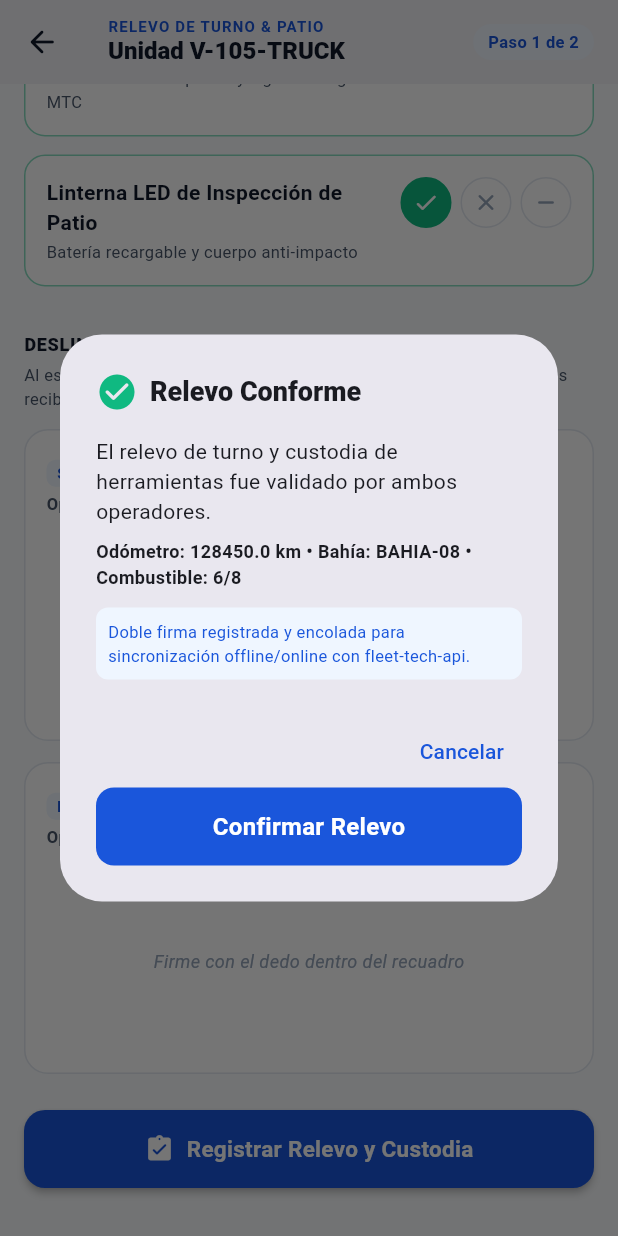
After one commit to MindStackDev/fleet-tech-mobile, a Flutter app: the ShiftHandoverScreen screen opened by its route, scrolled down 933 dp, after a tap on "Registrar Relevo y Custodia", on a phone screen of 412 x 824 dp. The commit adds this screen. Run offline on Flutter 3.47's test engine with Material 3 defaults, Android fonts, the phone set to English and light mode, and no system bars; drawn by our look-alikes of signature; our stand-ins replace dio, flutter_riverpod, flutter_secure_storage, go_router; accounts and stored records are empty.

Commit message:
feat(yard): implementar pantalla de relevo de patio con bloqueo preventivo y navegacion

```diff
--- a/lib/core/router/app_router.dart
+++ b/lib/core/router/app_router.dart
@@ -4,6 +4,7 @@ import '../../features/auth/presentation/login_screen.dart';
 import '../../features/home/presentation/home_screen.dart';
 import '../../features/vehicle/presentation/vehicle_detail_screen.dart';
 import '../../features/intervention/presentation/intervention_wizard_screen.dart';
+import '../../features/yard/presentation/shift_handover_screen.dart';
 
 final routerProvider = Provider<GoRouter>((ref) {
   return GoRouter(
@@ -29,6 +30,11 @@ final routerProvider = Provider<GoRouter>((ref) {
         name: 'intervention',
         builder: (context, state) => const InterventionWizardScreen(),
       ),
+      GoRoute(
+        path: '/yard/handover',
+        name: 'yard_handover',
+        builder: (context, state) => const ShiftHandoverScreen(),
+      ),
     ],
   );
 });
--- a/lib/features/vehicle/presentation/vehicle_detail_screen.dart
+++ b/lib/features/vehicle/presentation/vehicle_detail_screen.dart
@@ -98,10 +98,10 @@ class VehicleDetailScreen extends StatelessWidget {
             const SizedBox(height: 24),
             // Action Buttons
             ElevatedButton.icon(
-              onPressed: () => context.push('/intervention'),
-              icon: const Icon(Icons.build_rounded, size: 20, color: Colors.white),
+              onPressed: () => context.push('/yard/handover'),
+              icon: const Icon(Icons.assignment_turned_in_rounded, size: 20, color: Colors.white),
               label: const Text(
-                'Iniciar Intervención Técnica',
+                'Iniciar Relevo de Turno y Patio',
                 style: TextStyle(fontSize: 16, fontWeight: FontWeight.w700, color: Colors.white),
               ),
               style: ElevatedButton.styleFrom(
@@ -111,6 +111,23 @@ class VehicleDetailScreen extends StatelessWidget {
                   borderRadius: BorderRadius.circular(14),
                 ),
                 elevation: 2,
+              ),
+            ),
+            const SizedBox(height: 10),
+            OutlinedButton.icon(
+              onPressed: () => context.push('/intervention'),
+              icon: const Icon(Icons.build_rounded, size: 18, color: AppColors.primaryDark),
+              label: const Text(
+                'Ficha de Intervención Técnica',
+                style: TextStyle(fontSize: 14, fontWeight: FontWeight.w700, color: AppColors.primaryDark),
+              ),
+              style: OutlinedButton.styleFrom(
+                backgroundColor: Colors.white,
+                side: const BorderSide(color: AppColors.primaryDark, width: 1.5),
+                padding: const EdgeInsets.symmetric(vertical: 14),
+                shape: RoundedRectangleBorder(
+                  borderRadius: BorderRadius.circular(14),
+                ),
               ),
             ),
             const SizedBox(height: 10),
--- /dev/null
+++ b/lib/features/yard/presentation/shift_handover_screen.dart
@@ -0,0 +1,552 @@
+import 'dart:typed_data';
+import 'package:flutter/material.dart';
+import 'package:go_router/go_router.dart';
+import '../../../core/theme/app_colors.dart';
+import '../domain/tool_item.dart';
+import '../domain/shift_handover_data.dart';
+import 'widgets/dual_signature_pad.dart';
+import 'widgets/tool_audit_card.dart';
+
+class ShiftHandoverScreen extends StatefulWidget {
+  final String plateNumber;
+  final int vehicleId;
+
+  const ShiftHandoverScreen({
+    super.key,
+    this.plateNumber = 'V-105-TRUCK',
+    this.vehicleId = 105,
+  });
+
+  @override
+  State<ShiftHandoverScreen> createState() => _ShiftHandoverScreenState();
+}
+
+class _ShiftHandoverScreenState extends State<ShiftHandoverScreen> {
+  // Operational state
+  ShiftType _shiftType = ShiftType.morning;
+  final TextEditingController _odometerController = TextEditingController(text: '128450');
+  final TextEditingController _bayController = TextEditingController(text: 'BAHIA-08');
+  final TextEditingController _outgoingOpController = TextEditingController(text: 'Juan Pérez (Saliente)');
+  final TextEditingController _incomingOpController = TextEditingController(text: 'Carlos Méndez (Entrante)');
+  String _selectedFuel = '6/8';
+
+  // Signatures
+  Uint8List? _outgoingSigBytes;
+  Uint8List? _incomingSigBytes;
+
+  // Dotación reglamentaria de herramientas
+  late List<ToolItem> _officialKit;
+  late Map<int, ToolAuditAnswer> _answers;
+
+  @override
+  void initState() {
+    super.initState();
+    _officialKit = const [
+      ToolItem(
+        id: 101,
+        name: 'Extintor PQS 6kg (Vigencia & Presión)',
+        category: ToolCategory.safety,
+        specification: 'Manómetro en zona verde, precinto intacto',
+        isCritical: true,
+      ),
+      ToolItem(
+        id: 102,
+        name: 'Gata Hidráulica de Botella 20T',
+        category: ToolCategory.mechanic,
+        specification: 'Sin fugas de aceite, palanca de bombeo incluida',
+        isCritical: true,
+      ),
+      ToolItem(
+        id: 103,
+        name: 'Llave de Ruedas Cruz c/ Dado 33mm',
+        category: ToolCategory.mechanic,
+        specification: 'Estructura forjada sin fisuras',
+        isCritical: false,
+      ),
+      ToolItem(
+        id: 104,
+        name: 'Triángulos de Seguridad Reflectivos (Par)',
+        category: ToolCategory.safety,
+        specification: '2 unidades con soporte plegable operativo',
+        isCritical: false,
+      ),
+      ToolItem(
+        id: 105,
+        name: 'Conos de Seguridad 28" c/ Cinta Reflectiva',
+        category: ToolCategory.safety,
+        specification: '2 conos de PVC flexible naranja',
+        isCritical: false,
+      ),
+      ToolItem(
+        id: 106,
+        name: 'Botiquín de Primeros Auxilios Reglamentario',
+        category: ToolCategory.safety,
+        specification: 'Con insumos completos y vigentes según MTC',
+        isCritical: false,
+      ),
+      ToolItem(
+        id: 107,
+        name: 'Linterna LED de Inspección de Patio',
+        category: ToolCategory.electronics,
+        specification: 'Batería recargable y cuerpo anti-impacto',
+        isCritical: false,
+      ),
+    ];
+
+    _answers = {
+      for (var tool in _officialKit)
+        tool.id: ToolAuditAnswer(
+          toolId: tool.id,
+          toolName: tool.name,
+          status: InspectionStatus.pass,
+        ),
+    };
+  }
+
+  @override
+  void dispose() {
+    _odometerController.dispose();
+    _bayController.dispose();
+    _outgoingOpController.dispose();
+    _incomingOpController.dispose();
+    super.dispose();
+  }
+
+  void _submitHandover() {
+    final handoverPayload = ShiftHandoverData(
+      vehicleId: widget.vehicleId,
+      plateNumber: widget.plateNumber,
+      shiftType: _shiftType,
+      odometer: double.tryParse(_odometerController.text) ?? 0.0,
+      fuelLevel: _selectedFuel,
+      bayNumber: _bayController.text,
+      outgoingOperatorName: _outgoingOpController.text,
+      incomingOperatorName: _incomingOpController.text,
+      outgoingSignaturePng: _outgoingSigBytes,
+      incomingSignaturePng: _incomingSigBytes,
+      toolAnswers: _answers.values.toList(),
+      timestamp: DateTime.now(),
+    );
+
+    final hasCritical = handoverPayload.hasCriticalDefect;
+    final failedCount = handoverPayload.failedToolsCount;
+
+    showDialog(
+      context: context,
+      builder: (ctx) => AlertDialog(
+        title: Row(
+          children: [
+            Icon(
+              hasCritical ? Icons.warning_amber_rounded : Icons.check_circle_rounded,
+              color: hasCritical ? AppColors.error : AppColors.success,
+              size: 28,
+            ),
+            const SizedBox(width: 8),
+            Text(
+              hasCritical ? 'Bloqueo Preventivo' : 'Relevo Conforme',
+              style: const TextStyle(fontWeight: FontWeight.w800, fontSize: 18),
+            ),
+          ],
+        ),
+        content: Column(
+          mainAxisSize: MainAxisSize.min,
+          crossAxisAlignment: CrossAxisAlignment.start,
+          children: [
+            if (hasCritical) ...[
+              const Text(
+                '¡ATENCIÓN! Se detectaron defectos críticos en el kit de herramientas o seguridad.',
+                style: TextStyle(fontWeight: FontWeight.w700, color: AppColors.error),
+              ),
+              const SizedBox(height: 8),
+              const Text(
+                'La unidad pasará automáticamente a estado IN_MAINTENANCE en la central de patio y no podrá salir a ruta hasta su regularización.',
+              ),
+            ] else ...[
+              const Text(
+                'El relevo de turno y custodia de herramientas fue validado por ambos operadores.',
+              ),
+              const SizedBox(height: 8),
+              Text(
+                'Odómetro: ${handoverPayload.odometer} km • Bahía: ${handoverPayload.bayNumber} • Combustible: ${handoverPayload.fuelLevel}',
+                style: const TextStyle(fontWeight: FontWeight.w600, fontSize: 12),
+              ),
+              if (failedCount > 0) ...[
+                const SizedBox(height: 6),
+                Text(
+                  'Novedades no críticas registradas: $failedCount ítem(s)',
+                  style: const TextStyle(
+                    fontSize: 11,
+                    fontWeight: FontWeight.w700,
+                    color: AppColors.warningText,
+                  ),
+                ),
+              ],
+            ],
+            const SizedBox(height: 12),
+            Container(
+              padding: const EdgeInsets.all(8),
+              decoration: BoxDecoration(
+                color: AppColors.primarySoft,
+                borderRadius: BorderRadius.circular(8),
+              ),
+              child: const Text(
+                'Doble firma registrada y encolada para sincronización offline/online con fleet-tech-api.',
+                style: TextStyle(fontSize: 11, color: AppColors.primaryDark),
+              ),
+            ),
+          ],
+        ),
+        actions: [
+          TextButton(
+            onPressed: () => Navigator.of(ctx).pop(),
+            child: const Text('Cancelar'),
+          ),
+          ElevatedButton(
+            onPressed: () {
+              Navigator.of(ctx).pop();
+              ScaffoldMessenger.of(context).showSnackBar(
+                SnackBar(
+                  content: Text(hasCritical
+                      ? 'Relevo registrado. UNIDAD BLOQUEADA PREVENTIVAMENTE.'
+                      : 'Relevo y custodia registrados con éxito.'),
+                  backgroundColor: hasCritical ? AppColors.error : AppColors.successText,
+                  behavior: SnackBarBehavior.floating,
+                ),
+              );
+              context.go('/home');
+            },
+            style: ElevatedButton.styleFrom(
+              backgroundColor: hasCritical ? AppColors.error : AppColors.primaryDark,
+            ),
+            child: const Text('Confirmar Relevo', style: TextStyle(color: Colors.white)),
+          ),
+        ],
+      ),
+    );
+  }
+
+  @override
+  Widget build(BuildContext context) {
+    return Scaffold(
+      backgroundColor: AppColors.background,
+      appBar: AppBar(
+        leading: IconButton(
+          icon: const Icon(Icons.arrow_back_rounded),
+          onPressed: () => context.pop(),
+        ),
+        title: Column(
+          crossAxisAlignment: CrossAxisAlignment.start,
+          children: [
+            const Text(
+              'RELEVO DE TURNO & PATIO',
+              style: TextStyle(
+                fontSize: 10,
+                fontWeight: FontWeight.w700,
+                color: AppColors.primaryDark,
+                letterSpacing: 0.8,
+              ),
+            ),
+            Text(
+              'Unidad ${widget.plateNumber}',
+              style: const TextStyle(
+                fontSize: 16,
+                fontWeight: FontWeight.w800,
+                color: AppColors.textPrimary,
+              ),
+            ),
+          ],
+        ),
+        actions: [
+          Container(
+            margin: const EdgeInsets.only(right: 16),
+            padding: const EdgeInsets.symmetric(horizontal: 10, vertical: 4),
+            decoration: BoxDecoration(
+              color: AppColors.primarySoft,
+              borderRadius: BorderRadius.circular(20),
+            ),
+            child: const Text(
+              'Paso 1 de 2',
+              style: TextStyle(
+                color: AppColors.primaryDark,
+                fontSize: 11,
+                fontWeight: FontWeight.w700,
+              ),
+            ),
+          ),
+        ],
+      ),
+      body: SingleChildScrollView(
+        physics: const BouncingScrollPhysics(),
+        padding: const EdgeInsets.all(16.0),
+        child: Column(
+          crossAxisAlignment: CrossAxisAlignment.stretch,
+          children: [
+            // Shift & Operational parameters
+            _buildOperationalSection(),
+            const SizedBox(height: 18),
+            // Tools Audit Section
+            _buildToolsAuditSection(),
+            const SizedBox(height: 18),
+            // Dual Signature Section
+            _buildSignaturesSection(),
+            const SizedBox(height: 24),
+            // Submit Button
+            _buildSubmitButton(),
+            const SizedBox(height: 16),
+          ],
+        ),
+      ),
+    );
+  }
+
+  Widget _buildOperationalSection() {
+    return Container(
+      padding: const EdgeInsets.all(16),
+      decoration: BoxDecoration(
+        color: AppColors.surface,
+        borderRadius: BorderRadius.circular(16),
+        border: Border.all(color: AppColors.border),
+      ),
+      child: Column(
+        crossAxisAlignment: CrossAxisAlignment.start,
+        children: [
+          const Text(
+            'PARÁMETROS OPERATIVOS DE RELEVO',
+            style: TextStyle(
+              fontSize: 11,
+              fontWeight: FontWeight.w800,
+              color: AppColors.textSecondary,
+              letterSpacing: 0.5,
+            ),
+          ),
+          const SizedBox(height: 12),
+          // Shift Selector
+          Row(
+            children: ShiftType.values.map((shift) {
+              final isSelected = _shiftType == shift;
+              return Expanded(
+                child: Padding(
+                  padding: const EdgeInsets.symmetric(horizontal: 3),
+                  child: ChoiceChip(
+                    label: Text(
+                      shift.name == 'morning'
+                          ? 'Mañana'
+                          : (shift.name == 'afternoon' ? 'Tarde' : 'Noche'),
+                      style: TextStyle(
+                        fontSize: 11,
+                        fontWeight: FontWeight.w700,
+                        color: isSelected ? Colors.white : AppColors.textPrimary,
+                      ),
+                    ),
+                    selected: isSelected,
+                    selectedColor: AppColors.primaryDark,
+                    onSelected: (_) => setState(() => _shiftType = shift),
+                  ),
+                ),
+              );
+            }).toList(),
+          ),
+          const SizedBox(height: 14),
+          Row(
+            children: [
+              Expanded(
+                child: TextField(
+                  controller: _odometerController,
+                  keyboardType: TextInputType.number,
+                  decoration: const InputDecoration(
+                    labelText: 'Odómetro (km)',
+                    prefixIcon: Icon(Icons.speed_rounded, size: 20),
+                    isDense: true,
+                  ),
+                ),
+              ),
+              const SizedBox(width: 12),
+              Expanded(
+                child: TextField(
+                  controller: _bayController,
+                  decoration: const InputDecoration(
+                    labelText: 'Bahía de Estacionamiento',
+                    prefixIcon: Icon(Icons.local_parking_rounded, size: 20),
+                    isDense: true,
+                  ),
+                ),
+              ),
+            ],
+          ),
+          const SizedBox(height: 14),
+          const Text(
+            'Nivel de Combustible:',
+            style: TextStyle(fontSize: 12, fontWeight: FontWeight.w700, color: AppColors.textPrimary),
+          ),
+          const SizedBox(height: 6),
+          Row(
+            children: ['1/8', '2/8', '4/8', '6/8', '8/8'].map((f) {
+              final isSel = _selectedFuel == f;
+              return Expanded(
+                child: Padding(
+                  padding: const EdgeInsets.symmetric(horizontal: 2),
+                  child: OutlinedButton(
+                    onPressed: () => setState(() => _selectedFuel = f),
+                    style: OutlinedButton.styleFrom(
+                      backgroundColor: isSel ? AppColors.primarySoft : Colors.white,
+                      side: BorderSide(
+                        color: isSel ? AppColors.primaryDark : AppColors.border,
+                        width: isSel ? 1.5 : 1.0,
+                      ),
+                      padding: const EdgeInsets.symmetric(vertical: 8),
+                    ),
+                    child: Text(
+                      f,
+                      style: TextStyle(
+                        fontSize: 11,
+                        fontWeight: FontWeight.w700,
+                        color: isSel ? AppColors.primaryDark : AppColors.textSecondary,
+                      ),
+                    ),
+                  ),
+                ),
+              );
+            }).toList(),
+          ),
+        ],
+      ),
+    );
+  }
+
+  Widget _buildToolsAuditSection() {
+    return Column(
+      crossAxisAlignment: CrossAxisAlignment.stretch,
+      children: [
+        Row(
+          mainAxisAlignment: MainAxisAlignment.spaceBetween,
+          children: [
+            const Column(
+              crossAxisAlignment: CrossAxisAlignment.start,
+              children: [
+                Text(
+                  'CUSTODIA DE KIT DE HERRAMIENTAS',
+                  style: TextStyle(
+                    fontSize: 12,
+                    fontWeight: FontWeight.w800,
+                    color: AppColors.textPrimary,
+                    letterSpacing: 0.5,
+                  ),
+                ),
+                SizedBox(height: 2),
+                Text(
+                  'Dotación oficial de la empresa • Deslinde legal',
+                  style: TextStyle(fontSize: 11, color: AppColors.textSecondary),
+                ),
+              ],
+            ),
+            Container(
+              padding: const EdgeInsets.symmetric(horizontal: 8, vertical: 3),
+              decoration: BoxDecoration(
+                color: AppColors.surface,
+                borderRadius: BorderRadius.circular(12),
+                border: Border.all(color: AppColors.border),
+              ),
+              child: Text(
+                '${_answers.values.where((a) => a.status == InspectionStatus.pass).length}/${_officialKit.length} OK',
+                style: const TextStyle(
+                  fontSize: 11,
+                  fontWeight: FontWeight.w700,
+                  color: AppColors.successText,
+                ),
+              ),
+            ),
+          ],
+        ),
+        const SizedBox(height: 12),
+        ..._officialKit.map((tool) {
+          final ans = _answers[tool.id]!;
+          return ToolAuditCard(
+            tool: tool,
+            answer: ans,
+            onStatusChanged: (status) {
+              setState(() {
+                _answers[tool.id] = ans.copyWith(
+                  status: status,
+                  defectSeverity: status == InspectionStatus.fail
+                      ? (tool.isCritical ? DefectSeverity.critical : DefectSeverity.moderate)
+                      : null,
+                );
+              });
+            },
+            onSeverityChanged: (sev) {
+              setState(() {
+                _answers[tool.id] = ans.copyWith(defectSeverity: sev);
+              });
+            },
+            onObservationChanged: (obs) {
+              _answers[tool.id] = ans.copyWith(observation: obs);
+            },
+            onAddPhoto: () {
+              setState(() {
+                // Mock base64 evidence attachment
+                _answers[tool.id] = ans.copyWith(
+                  photosBase64: [...ans.photosBase64, 'mock_b64_evidence_${tool.id}'],
+                );
+              });
+              ScaffoldMessenger.of(context).showSnackBar(
+                const SnackBar(
+                  content: Text('Evidencia fotográfica comprimida adjunta.'),
+                  duration: Duration(seconds: 1),
+                  behavior: SnackBarBehavior.floating,
+                ),
+              );
+            },
+          );
+        }),
+      ],
+    );
+  }
+
+  Widget _buildSignaturesSection() {
+    return Column(
+      crossAxisAlignment: CrossAxisAlignment.stretch,
+      children: [
+        const Text(
+          'DESLINDE LEGAL Y DOBLE FIRMA DIGITAL',
+          style: TextStyle(
+            fontSize: 12,
+            fontWeight: FontWeight.w800,
+            color: AppColors.textPrimary,
+            letterSpacing: 0.5,
+          ),
+        ),
+        const SizedBox(height: 4),
+        const Text(
+          'Al estampar la firma, el operador entrante da conformidad de los ítems recibidos.',
+          style: TextStyle(fontSize: 11, color: AppColors.textSecondary),
+        ),
+        const SizedBox(height: 12),
+        DualSignaturePad(
+          outgoingOperatorName: _outgoingOpController.text,
+          incomingOperatorName: _incomingOpController.text,
+          onOutgoingSigned: (bytes) => _outgoingSigBytes = bytes,
+          onIncomingSigned: (bytes) => _incomingSigBytes = bytes,
+        ),
+      ],
+    );
+  }
+
+  Widget _buildSubmitButton() {
+    return ElevatedButton.icon(
+      onPressed: _submitHandover,
+      icon: const Icon(Icons.assignment_turned_in_rounded, size: 20, color: Colors.white),
+      label: const Text(
+        'Registrar Relevo y Custodia',
+        style: TextStyle(fontSize: 15, fontWeight: FontWeight.w700, color: Colors.white),
+      ),
+      style: ElevatedButton.styleFrom(
+        backgroundColor: AppColors.primaryDark,
+        padding: const EdgeInsets.symmetric(vertical: 16),
+        shape: RoundedRectangleBorder(
+          borderRadius: BorderRadius.circular(14),
+        ),
+        elevation: 2,
+      ),
+    );
+  }
+}
```
